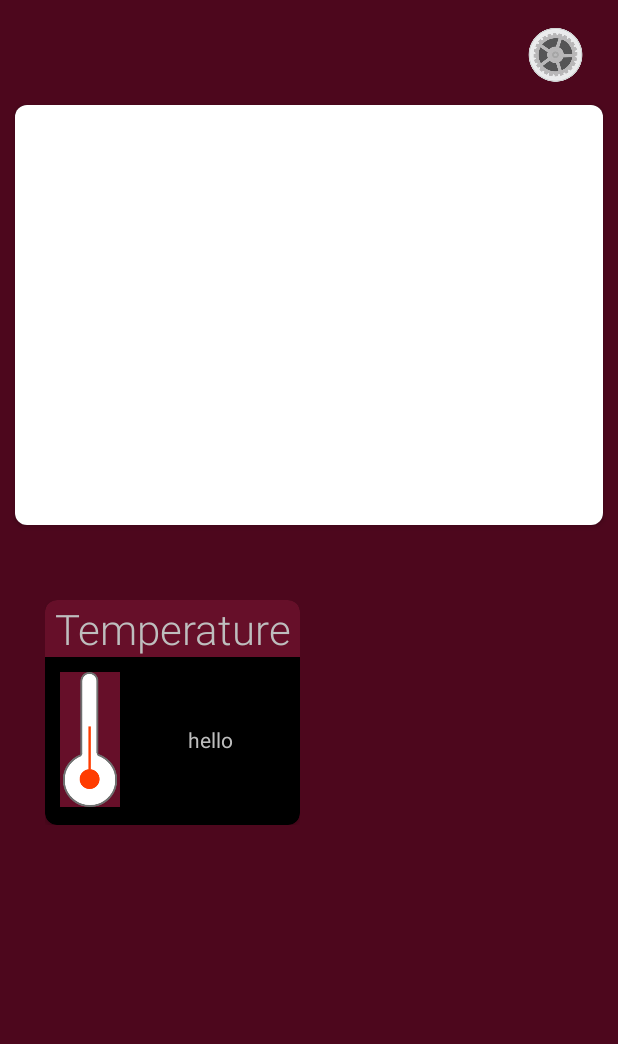
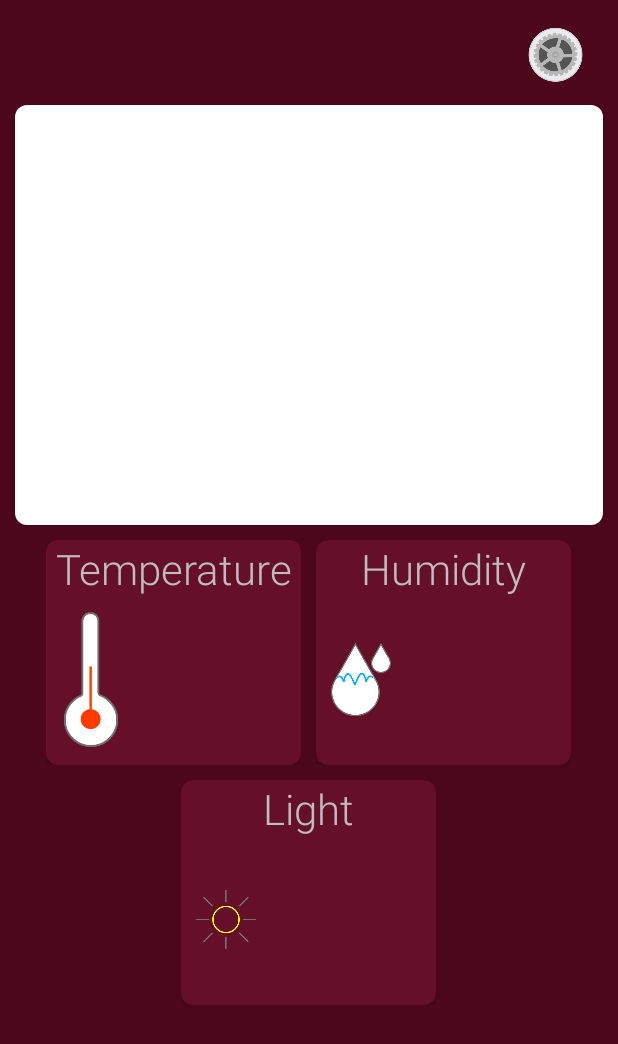
Before and after one commit to jturibe/spicy_chorizo, an Android app: the layout activity_home.xml on its own in the app's theme, with its tools: preview values and no code run, on a phone screen of 412 x 824 dp. Shown: the top 1044 px of the screen. Run offline under Robolectric (Android 15) with nearby library versions, the phone set to English and light mode, and no system bars; Roboto replaces fonts that are not available here.

Commit message:
for neil again

```diff
--- a/Particle/app/build.gradle
+++ b/Particle/app/build.gradle
@@ -39,4 +39,5 @@ dependencies {
     implementation 'androidx.gridlayout:gridlayout:1.0.0'
     implementation 'com.google.firebase:firebase-messaging:20.1.0'
     implementation 'androidx.cardview:cardview:1.0.0'
+    implementation 'org.jetbrains:annotations-java5:15.0'
 }
--- a/Particle/app/src/main/java/com/example/particle/HomeActivity.java
+++ b/Particle/app/src/main/java/com/example/particle/HomeActivity.java
@@ -12,6 +12,7 @@ import android.widget.TextView;
 import android.widget.Toast;
 
 import androidx.annotation.NonNull;
+import androidx.cardview.widget.CardView;
 import androidx.core.content.ContextCompat;
 import androidx.viewpager.widget.ViewPager;
 
@@ -33,6 +34,8 @@ public class HomeActivity extends Activity {
     LinearLayout sliderDotspanel;
     private int dotscount;
     private ImageView[] dots;
+    CardView tempCard;
+    int value = 0;
 
     public void onCreate(Bundle savedInstanceState){
         super.onCreate(savedInstanceState);
@@ -48,9 +51,9 @@ public class HomeActivity extends Activity {
             }
         });
 
+        sliderDotspanel = (LinearLayout) findViewById(R.id.SliderDots);
+
         viewPager = (ViewPager) findViewById(R.id.viewPager);
-
-        sliderDotspanel = (LinearLayout) findViewById(R.id.SliderDots);
 
         ViewPagerAdapter viewPagerAdapter = new ViewPagerAdapter(this);
 
--- a/Particle/app/src/main/java/com/example/particle/ViewPagerAdapter.java
+++ b/Particle/app/src/main/java/com/example/particle/ViewPagerAdapter.java
@@ -15,6 +15,8 @@ public class ViewPagerAdapter extends PagerAdapter  {
 
     private Context context;
     private LayoutInflater layoutInflater;
+    // TODO change images to adjust for card clicks
+    // change build class in order to change drawable resources
     private Integer [] images =
             {R.drawable.monzo_graph1,
                     R.drawable.monzo_graph1,
--- a/Particle/app/src/main/res/layout/activity_display_settings.xml
+++ b/Particle/app/src/main/res/layout/activity_display_settings.xml
@@ -256,7 +256,7 @@
         android:background="#74FFFFFF"
         android:fontFamily="sans-serif-thin"
         android:text="EDIT"
-        android:textColor="#000000"
+        android:textColor="#FFFFFF"
         android:textSize="24sp" />
 
 
--- a/Particle/app/src/main/res/layout/activity_home.xml
+++ b/Particle/app/src/main/res/layout/activity_home.xml
@@ -24,17 +24,16 @@
                 android:id="@+id/viewPager"
                 android:layout_width="match_parent"
                 android:layout_height="match_parent"
-                android:background="#ffff"/>
+                android:background="#ffff" />
 
             <LinearLayout
                 android:id="@+id/SliderDots"
+                android:layout_width="match_parent"
+                android:layout_height="wrap_content"
                 android:layout_below="@id/viewPager"
                 android:layout_marginTop="10dp"
                 android:gravity="center_vertical|center_horizontal"
-                android:layout_width="match_parent"
-                android:layout_height="wrap_content"
-                android:orientation="horizontal"
-                />
+                android:orientation="horizontal" />
 
         </androidx.cardview.widget.CardView>
 
@@ -53,182 +52,182 @@
         android:scaleType="fitCenter"
         android:src="@drawable/settings_icon" />
 
-<!--    <androidx.cardview.widget.CardView-->
-<!--        android:id="@+id/temperature_layout"-->
-<!--        android:layout_width="190dp"-->
-<!--        android:layout_height="150dp"-->
-<!--        android:layout_above="@id/lighting_layout"-->
-<!--        android:layout_marginStart="10dp"-->
-<!--        android:clickable="true"-->
-<!--        app:cardBackgroundColor="#660F29"-->
-<!--        app:cardCornerRadius="8dp"-->
-<!--        card_view:cardElevation="2dp"-->
-<!--        card_view:cardUseCompatPadding="true">-->
-
-<!--        <RelativeLayout-->
-<!--            android:layout_width="match_parent"-->
-<!--            android:layout_height="match_parent">-->
-
-<!--            <RelativeLayout-->
-<!--                android:layout_width="wrap_content"-->
-<!--                android:layout_height="wrap_content"-->
-<!--                android:layout_centerInParent="true">-->
-
-<!--                <TextView-->
-<!--                    android:id="@+id/temperature_label"-->
-<!--                    android:layout_width="match_parent"-->
-<!--                    android:layout_height="wrap_content"-->
-<!--                    android:fontFamily="sans-serif-thin"-->
-<!--                    android:text="Temperature"-->
-<!--                    android:textColor="#FFFFFF"-->
-<!--                    android:gravity="center"-->
-<!--                    android:textSize="25sp" />-->
-
-<!--                <TextView-->
-<!--                    android:id="@+id/current_temperature"-->
-<!--                    android:layout_width="wrap_content"-->
-<!--                    android:layout_height="wrap_content"-->
-<!--                    android:layout_below="@id/temperature_label"-->
-<!--                    android:layout_toEndOf="@id/thermometer"-->
-<!--                    android:fontFamily="sans-serif-thin"-->
-<!--                    android:textColor="#FFFFFF"-->
-<!--                    android:textSize="50sp" />-->
-
-<!--                <ImageView-->
-<!--                    android:id="@+id/thermometer"-->
-<!--                    android:layout_width="44dp"-->
-<!--                    android:layout_height="47dp"-->
-<!--                    android:layout_below="@id/temperature_label"-->
-<!--                    android:layout_marginTop="10dp"-->
-<!--                    android:src="@drawable/thermo" />-->
-
-<!--            </RelativeLayout>-->
-<!--        </RelativeLayout>-->
-<!--    </androidx.cardview.widget.CardView>-->
-
-<!--    <androidx.cardview.widget.CardView-->
-<!--        android:id="@+id/lighting_layout"-->
-<!--        android:layout_width="190dp"-->
-<!--        android:layout_height="150dp"-->
-<!--        android:layout_alignParentBottom="true"-->
-<!--        android:layout_centerHorizontal="true"-->
-<!--        android:layout_marginTop="10dp"-->
-<!--        android:layout_marginBottom="10dp"-->
-<!--        android:clickable="true"-->
-<!--        app:cardBackgroundColor="#660F29"-->
-<!--        app:cardCornerRadius="8dp"-->
-<!--        card_view:cardElevation="2dp"-->
-<!--        card_view:cardUseCompatPadding="true">-->
-
-<!--        <RelativeLayout-->
-<!--            android:layout_width="match_parent"-->
-<!--            android:layout_height="match_parent">-->
-
-<!--            <RelativeLayout-->
-<!--                android:layout_width="wrap_content"-->
-<!--                android:layout_height="wrap_content"-->
-<!--                android:layout_centerInParent="true">-->
-
-<!--                <TextView-->
-<!--                    android:id="@+id/light_label"-->
-<!--                    android:layout_width="match_parent"-->
-<!--                    android:layout_height="wrap_content"-->
-<!--                    android:fontFamily="sans-serif-thin"-->
-<!--                    android:text="Lighting"-->
-<!--                    android:gravity="center"-->
-<!--                    android:textColor="#FFFFFF"-->
-<!--                    android:textSize="25sp" />-->
-
-<!--                <TextView-->
-<!--                    android:id="@+id/current_light"-->
-<!--                    android:layout_width="wrap_content"-->
-<!--                    android:layout_height="wrap_content"-->
-<!--                    android:layout_below="@id/light_label"-->
-<!--                    android:layout_toEndOf="@id/light"-->
-<!--                    android:fontFamily="sans-serif-thin"-->
-<!--                    android:textColor="#FFFFFF"-->
-<!--                    android:textSize="50sp" />-->
-
-<!--                <ImageView-->
-<!--                    android:id="@+id/light"-->
-<!--                    android:layout_width="44dp"-->
-<!--                    android:layout_height="47dp"-->
-<!--                    android:layout_below="@id/light_label"-->
-<!--                    android:layout_marginTop="10dp"-->
-<!--                    android:layout_marginEnd="5dp"-->
-<!--                    android:src="@drawable/lig" />-->
-
-<!--            </RelativeLayout>-->
-<!--        </RelativeLayout>-->
-<!--    </androidx.cardview.widget.CardView>-->
-
-<!--    <androidx.cardview.widget.CardView-->
-<!--        android:id="@+id/humidity_layout"-->
-<!--        android:layout_width="190dp"-->
-<!--        android:layout_height="150dp"-->
-<!--        android:layout_above="@id/lighting_layout"-->
-<!--        android:layout_alignParentEnd="true"-->
-<!--        android:layout_marginEnd="10dp"-->
-<!--        android:clickable="true"-->
-<!--        app:cardBackgroundColor="#660F29"-->
-<!--        app:cardCornerRadius="8dp"-->
-<!--        card_view:cardElevation="2dp"-->
-<!--        card_view:cardUseCompatPadding="true">-->
-
-<!--        <RelativeLayout-->
-<!--            android:layout_width="match_parent"-->
-<!--            android:layout_height="match_parent">-->
-
-<!--            <RelativeLayout-->
-<!--                android:layout_width="wrap_content"-->
-<!--                android:layout_height="wrap_content"-->
-<!--                android:layout_centerInParent="true">-->
-
-<!--                <TextView-->
-<!--                    android:id="@+id/humidity_label"-->
-<!--                    android:layout_width="match_parent"-->
-<!--                    android:layout_height="wrap_content"-->
-<!--                    android:fontFamily="sans-serif-thin"-->
-<!--                    android:text="Humidity"-->
-<!--                    android:gravity="center"-->
-<!--                    android:textColor="#FFFFFF"-->
-<!--                    android:textSize="25sp" />-->
-
-<!--                <TextView-->
-<!--                    android:id="@+id/current_humidity"-->
-<!--                    android:layout_width="wrap_content"-->
-<!--                    android:layout_height="wrap_content"-->
-<!--                    android:layout_below="@id/humidity_label"-->
-<!--                    android:layout_toEndOf="@id/hum"-->
-<!--                    android:fontFamily="sans-serif-thin"-->
-<!--                    android:textColor="#FFFFFF"-->
-<!--                    android:textSize="50sp" />-->
-
-<!--                <ImageView-->
-<!--                    android:id="@+id/hum"-->
-<!--                    android:layout_width="44dp"-->
-<!--                    android:layout_height="47dp"-->
-<!--                    android:layout_below="@id/humidity_label"-->
-<!--                    android:layout_marginTop="10dp"-->
-<!--                    android:layout_marginLeft="5dp"-->
-<!--                    android:src="@drawable/humid" />-->
-
-<!--            </RelativeLayout>-->
-<!--        </RelativeLayout>-->
-<!--    </androidx.cardview.widget.CardView>-->
-
     <androidx.appcompat.widget.LinearLayoutCompat
         android:layout_width="match_parent"
-        android:layout_height="320dp"
-        android:layout_marginTop="400dp"
+        android:layout_height="350dp"
+        android:layout_marginTop="360dp"
         android:orientation="vertical">
 
         <LinearLayout
             android:layout_width="match_parent"
             android:layout_height="150dp"
-            android:layout_marginLeft="30dp"
-            android:layout_marginRight="30dp"
-            android:orientation="horizontal">
+            android:layout_marginLeft="20dp"
+            android:layout_marginRight="20dp"
+            android:orientation="horizontal"
+            android:gravity="center">
+
+            <LinearLayout
+                android:layout_width="170dp"
+                android:layout_height="match_parent"
+                android:orientation="vertical">
+
+                <androidx.cardview.widget.CardView
+                    android:id="@+id/tempCard"
+                    android:layout_width="match_parent"
+                    android:layout_height="match_parent"
+                    android:background="#660F29"
+                    app:cardCornerRadius="8dp"
+                    android:clickable="true">
+
+                    <LinearLayout
+                        android:layout_width="match_parent"
+                        android:layout_height="wrap_content"
+                        android:orientation="vertical"
+                        android:background="#660F29">
+
+                        <LinearLayout
+                            android:layout_width="match_parent"
+                            android:layout_height="match_parent"
+                            android:orientation="horizontal">
+
+                            <TextView
+                                android:layout_width="match_parent"
+                                android:layout_height="wrap_content"
+                                android:background="#660F29"
+                                android:text="Temperature"
+                                android:textSize="28dp"
+                                android:gravity="center"
+                                android:fontFamily="sans-serif-light"/>
+
+                        </LinearLayout>
+
+                        <LinearLayout
+                            android:layout_width="match_parent"
+                            android:layout_height="112dp"
+                            android:orientation="horizontal">
+
+                            <RelativeLayout
+                                android:layout_width="40dp"
+                                android:layout_height="match_parent"
+                                android:layout_marginLeft="10dp"
+                                android:layout_marginTop="10dp">
+
+                                <ImageView
+                                    android:layout_width="40dp"
+                                    android:layout_height="90dp"
+                                    android:src="@drawable/thermo"
+                                    android:scaleType="fitCenter"
+                                    android:background="#660F29"/>
+
+                            </RelativeLayout>
+
+                            <TextView
+                                android:id="@+id/current_temperature"
+                                android:layout_width="match_parent"
+                                android:layout_height="match_parent"
+                                android:gravity="center"
+                                android:fontFamily="sans-serif-light"
+                                android:textSize="50sp"
+                                android:textColor="#FFFFFF"/>
+
+                        </LinearLayout>
+
+                    </LinearLayout>
+
+                </androidx.cardview.widget.CardView>
+
+            </LinearLayout>
+
+            <TextView
+                android:layout_width="10dp"
+                android:layout_height="match_parent"/>
+
+            <LinearLayout
+                android:layout_width="170dp"
+                android:layout_height="match_parent"
+                android:orientation="vertical"
+                android:gravity="end">
+
+                <androidx.cardview.widget.CardView
+                    android:id="@+id/humCard"
+                    android:layout_width="match_parent"
+                    android:layout_height="match_parent"
+                    android:background="#660F29"
+                    app:cardCornerRadius="8dp"
+                    android:clickable="true">
+
+                    <LinearLayout
+                        android:layout_width="match_parent"
+                        android:layout_height="wrap_content"
+                        android:orientation="vertical">
+
+                        <LinearLayout
+                            android:layout_width="match_parent"
+                            android:layout_height="match_parent"
+                            android:orientation="horizontal">
+
+                            <TextView
+                                android:layout_width="match_parent"
+                                android:layout_height="wrap_content"
+                                android:background="#660F29"
+                                android:text="Humidity"
+                                android:textSize="28dp"
+                                android:gravity="center"
+                                android:fontFamily="sans-serif-light"/>
+
+                        </LinearLayout>
+
+                        <LinearLayout
+                            android:layout_width="match_parent"
+                            android:layout_height="112dp"
+                            android:orientation="horizontal"
+                            android:background="#660F29">
+
+                            <RelativeLayout
+                                android:layout_width="40dp"
+                                android:layout_height="match_parent"
+                                android:layout_marginLeft="10dp"
+                                android:layout_marginTop="10dp">
+
+                                <ImageView
+                                    android:layout_width="40dp"
+                                    android:layout_height="90dp"
+                                    android:src="@drawable/humid"
+                                    android:scaleType="fitCenter"
+                                    android:background="#660F29"/>
+
+                            </RelativeLayout>
+
+                            <TextView
+                                android:id="@+id/current_humidity"
+                                android:layout_width="match_parent"
+                                android:layout_height="match_parent"
+                                android:gravity="center"
+                                android:fontFamily="sans-serif-light"
+                                android:textSize="50sp"
+                                android:textColor="#FFFFFF"/>
+
+                        </LinearLayout>
+
+                    </LinearLayout>
+
+                </androidx.cardview.widget.CardView>
+
+            </LinearLayout>
+
+        </LinearLayout>
+
+        <TextView
+            android:layout_width="match_parent"
+            android:layout_height="10dp"/>
+
+        <LinearLayout
+            android:layout_width="match_parent"
+            android:layout_height="150dp"
+            android:layout_marginLeft="20dp"
+            android:layout_marginRight="20dp"
+            android:orientation="horizontal"
+            android:gravity="center">
 
             <LinearLayout
                 android:layout_width="170dp"
@@ -255,7 +254,7 @@
                                 android:layout_width="match_parent"
                                 android:layout_height="wrap_content"
                                 android:background="#660F29"
-                                android:text="Temperature"
+                                android:text="Light"
                                 android:textSize="28dp"
                                 android:gravity="center"
                                 android:fontFamily="sans-serif-light"/>
@@ -264,8 +263,9 @@
 
                         <LinearLayout
                             android:layout_width="match_parent"
-                            android:layout_height="110dp"
-                            android:orientation="horizontal">
+                            android:layout_height="112dp"
+                            android:orientation="horizontal"
+                            android:background="#660F29">
 
                             <RelativeLayout
                                 android:layout_width="40dp"
@@ -276,17 +276,20 @@
                                 <ImageView
                                     android:layout_width="40dp"
                                     android:layout_height="90dp"
-                                    android:src="@drawable/thermo"
+                                    android:src="@drawable/lig"
                                     android:scaleType="fitCenter"
                                     android:background="#660F29"/>
 
                             </RelativeLayout>
 
                             <TextView
+                                android:id="@+id/current_light"
                                 android:layout_width="match_parent"
                                 android:layout_height="match_parent"
-                                android:text="hello"
-                                android:gravity="center"/>
+                                android:gravity="center"
+                                android:fontFamily="sans-serif-light"
+                                android:textSize="50sp"
+                                android:textColor="#FFFFFF"/>
 
                         </LinearLayout>
 
```
Also changed, not shown: Particle/app/src/main/res/drawable/wine_cellars.png (added), 1 other file.
